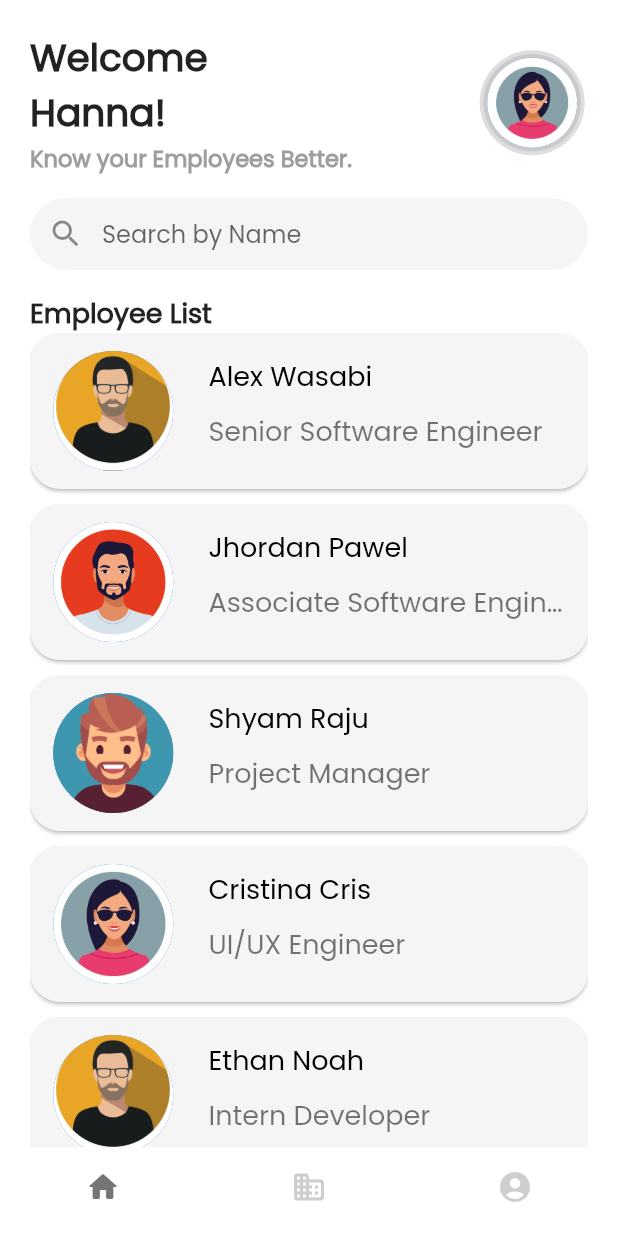
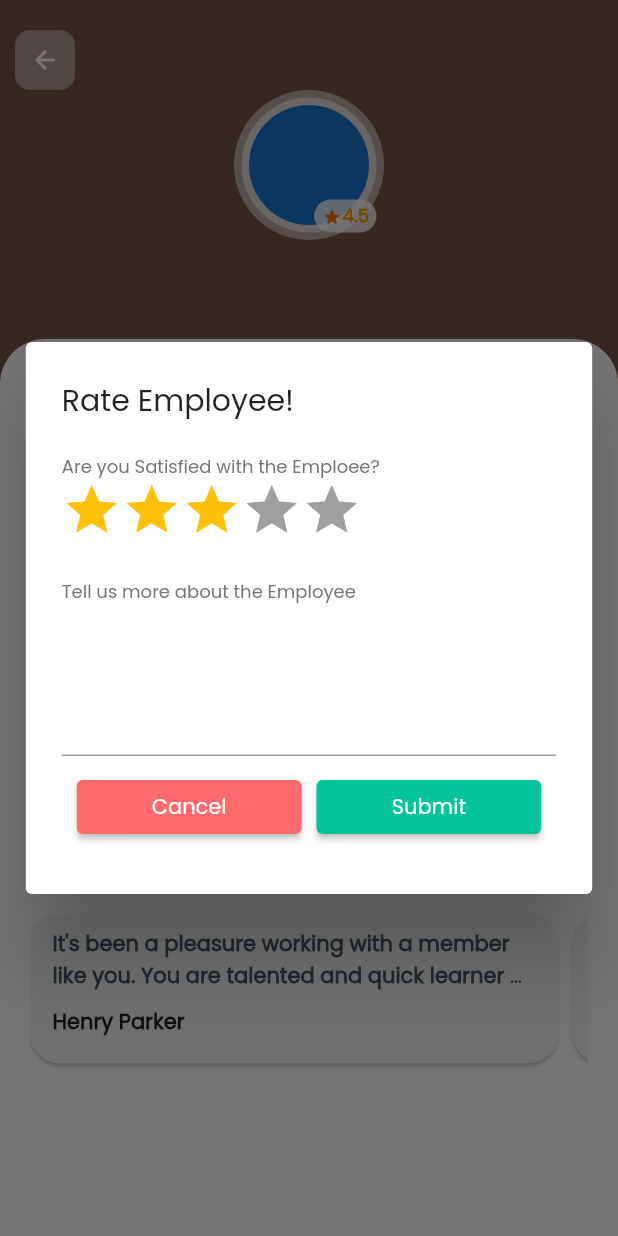
Before and after one commit to Dewsara-Insighture/flutter_dummy, a Flutter app: the UserDetailScreen screen opened directly with empty values, after a tap on the "add" icon, on a phone screen of 412 x 824 dp. Run offline on Flutter 3.47's test engine with Material 2 defaults, Android fonts, the phone set to English and light mode, and no system bars; drawn by our look-alikes of flutter_rating_bar, like_button; our stand-ins replace flutter_linkify.

Commit message:
Animated Button and AlertDialog added

```diff
--- a/lib/screens/company_screen.dart
+++ b/lib/screens/company_screen.dart
@@ -1,10 +1,21 @@
 import 'package:flutter/material.dart';
+import 'package:like_button/like_button.dart';
 
 class CompanyScreen extends StatelessWidget {
   const CompanyScreen({super.key});
 
   @override
   Widget build(BuildContext context) {
-    return Text('company Page');
+    return Column(
+      mainAxisAlignment: MainAxisAlignment.center,
+      children: [
+        Card(
+          child: LikeButton(
+            size: 20,
+            likeCount: 665,
+          ),
+        ),
+      ],
+    );
   }
 }
--- /dev/null
+++ b/lib/widgets/add_review_popup.dart
@@ -0,0 +1,96 @@
+import 'package:flutter/material.dart';
+import 'package:flutter_rating_bar/flutter_rating_bar.dart';
+
+class AddReviewPopup extends StatelessWidget {
+  const AddReviewPopup({super.key});
+
+  @override
+  Widget build(BuildContext context) {
+    return AlertDialog(
+      insetPadding: EdgeInsets.zero,
+      scrollable: true,
+      title: const Text('Rate Employee!'),
+      content: SizedBox(
+        width: MediaQuery.of(context).size.width * 0.8,
+        child: Column(
+          crossAxisAlignment: CrossAxisAlignment.start,
+          children: [
+            Text(
+              'Are you Satisfied with the Emploee? ',
+              style: TextStyle(
+                fontSize: 12,
+                color: Colors.grey[600],
+              ),
+            ),
+            RatingBar.builder(
+              initialRating: 3,
+              allowHalfRating: true,
+              itemCount: 5,
+              itemSize: 40,
+              itemBuilder: (context, _) => const Icon(
+                Icons.star,
+                color: Colors.amber,
+              ),
+              onRatingUpdate: (rating) {
+                print(rating);
+              },
+            ),
+            const SizedBox(
+              height: 10,
+            ),
+            TextField(
+              maxLines: 5,
+              decoration: InputDecoration(
+                hintText: 'Tell us more about the Employee',
+                hintStyle: TextStyle(
+                  fontSize: 12,
+                  color: Colors.grey[600],
+                ),
+              ),
+              keyboardType: TextInputType.multiline,
+            ),
+            Padding(
+              padding: const EdgeInsets.all(10.0),
+              child: Row(
+                mainAxisAlignment: MainAxisAlignment.spaceBetween,
+                children: [
+                  Expanded(
+                    flex: 2,
+                    child: ElevatedButton(
+                      onPressed: () => Navigator.pop(context),
+                      style: ElevatedButton.styleFrom(
+                        backgroundColor: const Color(0xFFff6b6c),
+                      ),
+                      child: const Text('Cancel'),
+                    ),
+                  ),
+                  SizedBox(width: 10),
+                  Expanded(
+                    flex: 2,
+                    child: ElevatedButton(
+                      onPressed: () {},
+                      style: ElevatedButton.styleFrom(
+                        backgroundColor: const Color(0xFF02c39a),
+                      ),
+                      child: const Text('Submit'),
+                    ),
+                  ),
+                ],
+              ),
+            )
+          ],
+        ),
+      ),
+      // actions: [
+      //   TextButton(
+      //     onPressed: () => Navigator.pop(context),
+      //     child: const Text('Cancel'),
+      //   ),
+      //   TextButton(
+      //     onPressed: () {},
+      //     child: const Text('Submit'),
+      //   ),
+      // ],
+    );
+  }
+}
--- a/lib/widgets/landscape/user_detail_body_lm.dart
+++ b/lib/widgets/landscape/user_detail_body_lm.dart
@@ -69,7 +69,7 @@ class UserDetailBodyLandscape extends StatelessWidget {
                             Icons.favorite_rounded,
                             color: Colors.red[700],
                           )),
-                          count: '2'),
+                          count: 2),
                     ),
                     Expanded(
                       child: StatusCard(
@@ -79,7 +79,7 @@ class UserDetailBodyLandscape extends StatelessWidget {
                             Icons.rate_review_rounded,
                             color: Colors.blue[700],
                           )),
-                          count: '2'),
+                          count: 2),
                     ),
                     Expanded(
                       child: StatusCard(
@@ -89,7 +89,7 @@ class UserDetailBodyLandscape extends StatelessWidget {
                             Icons.star_rate_rounded,
                             color: (Colors.orange[700]),
                           )),
-                          count: '2'),
+                          count: 2),
                     ),
                   ],
                 ),
--- a/lib/widgets/stat_card.dart
+++ b/lib/widgets/stat_card.dart
@@ -3,7 +3,7 @@ import 'package:flutter/material.dart';
 class StatusCard extends StatelessWidget {
   final Color cardColor;
   final Icon cardIcon;
-  final String count;
+  final int count;
   final String cardText;
   const StatusCard(
       {super.key,
@@ -25,6 +25,14 @@ class StatusCard extends StatelessWidget {
           children: [
             cardIcon,
             Text(
+              '$count',
+              style: const TextStyle(
+                  color: Colors.white,
+                  overflow: TextOverflow.ellipsis,
+                  fontSize: 15,
+                  fontWeight: FontWeight.bold),
+            ),
+            Text(
               cardText,
               style: const TextStyle(
                   color: Colors.white,
@@ -32,18 +40,9 @@ class StatusCard extends StatelessWidget {
                   fontSize: 12,
                   fontWeight: FontWeight.bold),
             ),
-            Text(
-              count,
-              style: const TextStyle(
-                  color: Colors.white,
-                  overflow: TextOverflow.ellipsis,
-                  fontSize: 15,
-                  fontWeight: FontWeight.bold),
-            ),
           ],
         ),
       ),
     );
-    ;
   }
 }
--- a/lib/widgets/user_detail_body.dart
+++ b/lib/widgets/user_detail_body.dart
@@ -1,14 +1,31 @@
 import 'package:flutter/material.dart';
 import 'package:flutter_application_1/models/user.dart';
+import 'package:flutter_application_1/widgets/add_review_popup.dart';
 import 'package:flutter_application_1/widgets/review_card.dart';
 import 'package:flutter_application_1/widgets/stat_card.dart';
+import 'package:like_button/like_button.dart';
 
-class UserDetailBody extends StatelessWidget {
+class UserDetailBody extends StatefulWidget {
   final User user;
   const UserDetailBody({super.key, required this.user});
 
   @override
+  State<UserDetailBody> createState() => _UserDetailBodyState();
+}
+
+class _UserDetailBodyState extends State<UserDetailBody> {
+  bool isLiked = false;
+  var favCount = 2;
+
+  @override
   Widget build(BuildContext context) {
+    // Future<bool> onLikeButtonTapped(bool isLiked) async {
+    //   favCount += isLiked ? 1 : -1;
+    //   setState(() => {favCount += 1});
+
+    //   return !isLiked;
+    // }
+
     return Expanded(
       child: Container(
         margin: const EdgeInsets.only(top: 20),
@@ -22,6 +39,10 @@ class UserDetailBody extends StatelessWidget {
             child: Column(
               crossAxisAlignment: CrossAxisAlignment.stretch,
               children: [
+                Row(
+                  mainAxisAlignment: MainAxisAlignment.spaceBetween,
+                  // ignore: prefer_const_literals_to_create_immutables
+                  children: [
                     const Text(
                       'Profile Details',
                       style: TextStyle(
@@ -29,6 +50,18 @@ class UserDetailBody extends StatelessWidget {
                         fontWeight: FontWeight.bold,
                         color: Colors.black,
                       ),
+                    ),
+                    LikeButton(
+                      isLiked: isLiked,
+                      onTap: (isLiked) async {
+                        this.isLiked = !isLiked;
+                        setState(() {
+                          favCount += this.isLiked ? 1 : -1;
+                        });
+                        return !isLiked;
+                      },
+                    )
+                  ],
                 ),
                 const SizedBox(height: 10),
                 Padding(
@@ -45,7 +78,7 @@ class UserDetailBody extends StatelessWidget {
                         ),
                       ),
                       Text(
-                        user.email,
+                        widget.user.email,
                         style: const TextStyle(
                           fontSize: 14,
                           fontWeight: FontWeight.bold,
@@ -62,7 +95,7 @@ class UserDetailBody extends StatelessWidget {
                         ),
                       ),
                       Text(
-                        user.teamName,
+                        widget.user.teamName,
                         style: const TextStyle(
                           fontSize: 14,
                           fontWeight: FontWeight.bold,
@@ -79,7 +112,7 @@ class UserDetailBody extends StatelessWidget {
                         ),
                       ),
                       Text(
-                        user.contactNo,
+                        widget.user.contactNo,
                         style: const TextStyle(
                           fontSize: 14,
                           fontWeight: FontWeight.bold,
@@ -110,7 +143,12 @@ class UserDetailBody extends StatelessWidget {
                         ),
                         child: InkWell(
                           onTap: () {
-                            Navigator.pushNamed(context, '/home');
+                            showDialog(
+                                context: context,
+                                builder: (BuildContext context) {
+                                  return AddReviewPopup();
+                                });
+                            // Navigator.pushNamed(context, '/home');
                           },
                           child: const Padding(
                             padding: EdgeInsets.all(5.0),
@@ -130,6 +168,52 @@ class UserDetailBody extends StatelessWidget {
                   crossAxisAlignment: CrossAxisAlignment.center,
                   children: [
                     Expanded(
+                      //     child: Card(
+                      //   color: Colors.red[200],
+                      //   shape: RoundedRectangleBorder(
+                      //     borderRadius: BorderRadius.circular(20.0),
+                      //   ),
+                      //   child: Padding(
+                      //     padding: const EdgeInsets.all(12.0),
+                      //     child: Column(
+                      //       children: [
+                      //         LikeButton(
+                      //           size: 25,
+                      //           countPostion: CountPostion.bottom,
+                      //           likeCount: favCount,
+                      //           likeCountPadding: const EdgeInsets.all(0),
+                      //           likeBuilder: (isLiked) {
+                      //             return Icon(
+                      //               Icons.favorite_rounded,
+                      //               color: isLiked
+                      //                   ? Colors.red[700]
+                      //                   : Colors.red[400],
+                      //               size: 25,
+                      //             );
+                      //           },
+                      //           countBuilder: (likeCount, isLiked, text) {
+                      //             return (Text(
+                      //               '$favCount',
+                      //               style: const TextStyle(
+                      //                   color: Colors.white,
+                      //                   overflow: TextOverflow.ellipsis,
+                      //                   fontSize: 15,
+                      //                   fontWeight: FontWeight.bold),
+                      //             ));
+                      //           },
+                      //         ),
+                      //         const Text(
+                      //           'Favourite',
+                      //           style: TextStyle(
+                      //               color: Colors.white,
+                      //               overflow: TextOverflow.ellipsis,
+                      //               fontSize: 12,
+                      //               fontWeight: FontWeight.bold),
+                      //         ),
+                      //       ],
+                      //     ),
+                      //   ),
+                      // )
                       child: StatusCard(
                           cardText: "Favourite",
                           cardColor: (Colors.red[200])!,
@@ -137,7 +221,7 @@ class UserDetailBody extends StatelessWidget {
                             Icons.favorite_rounded,
                             color: Colors.red[700],
                           )),
-                          count: '2'),
+                          count: favCount),
                     ),
                     Expanded(
                       child: StatusCard(
@@ -147,7 +231,7 @@ class UserDetailBody extends StatelessWidget {
                             Icons.rate_review_rounded,
                             color: Colors.blue[700],
                           )),
-                          count: '2'),
+                          count: 2),
                     ),
                     Expanded(
                       child: StatusCard(
@@ -157,7 +241,7 @@ class UserDetailBody extends StatelessWidget {
                             Icons.star_rate_rounded,
                             color: (Colors.orange[700]),
                           )),
-                          count: '2'),
+                          count: 2),
                     ),
                   ],
                 ),
--- a/lib/widgets/user_detail_header.dart
+++ b/lib/widgets/user_detail_header.dart
@@ -1,6 +1,5 @@
 import 'package:flutter/material.dart';
 import 'package:flutter_application_1/models/user.dart';
-import 'dart:math';
 
 class UserDetailHeader extends StatelessWidget {
   final User user;
@@ -45,7 +44,8 @@ class UserDetailHeader extends StatelessWidget {
                     CircleAvatar(
                       radius: 50,
                       backgroundColor: Colors.white.withOpacity(0.5),
-                      child: CircleAvatar(
+                      child: Stack(children: [
+                        CircleAvatar(
                           radius: 45,
                           backgroundColor: Colors.white.withOpacity(0.6),
                           child: CircleAvatar(
@@ -53,6 +53,33 @@ class UserDetailHeader extends StatelessWidget {
                             radius: 40,
                           ),
                         ),
+                        Positioned(
+                          right: 0,
+                          bottom: 0,
+                          child: Container(
+                            padding: const EdgeInsets.symmetric(
+                                horizontal: 5, vertical: 2),
+                            decoration: BoxDecoration(
+                                borderRadius: BorderRadius.circular(90.0),
+                                color: Colors.white.withOpacity(0.8)),
+                            child: Row(children: [
+                              Icon(
+                                Icons.star_rate_rounded,
+                                size: 14,
+                                color: Colors.amber[900],
+                              ),
+                              Text(
+                                '4.5',
+                                style: TextStyle(
+                                  fontSize: 12,
+                                  color: Colors.amber[700],
+                                  fontWeight: FontWeight.bold,
+                                ),
+                              )
+                            ]),
+                          ),
+                        ),
+                      ]),
                     ),
                     Text(
                       user.name,
--- a/pubspec.yaml
+++ b/pubspec.yaml
@@ -39,6 +39,8 @@ dependencies:
   google_fonts: ^3.0.1
   animations: ^2.0.5
   flutter_linkify: ^5.0.2
+  like_button: ^2.0.5
+  flutter_rating_bar: ^4.0.1
 
 dev_dependencies:
   flutter_test:
```
Also changed, not shown: pubspec.lock. Lines whose indentation alone changed are shown as unchanged.
